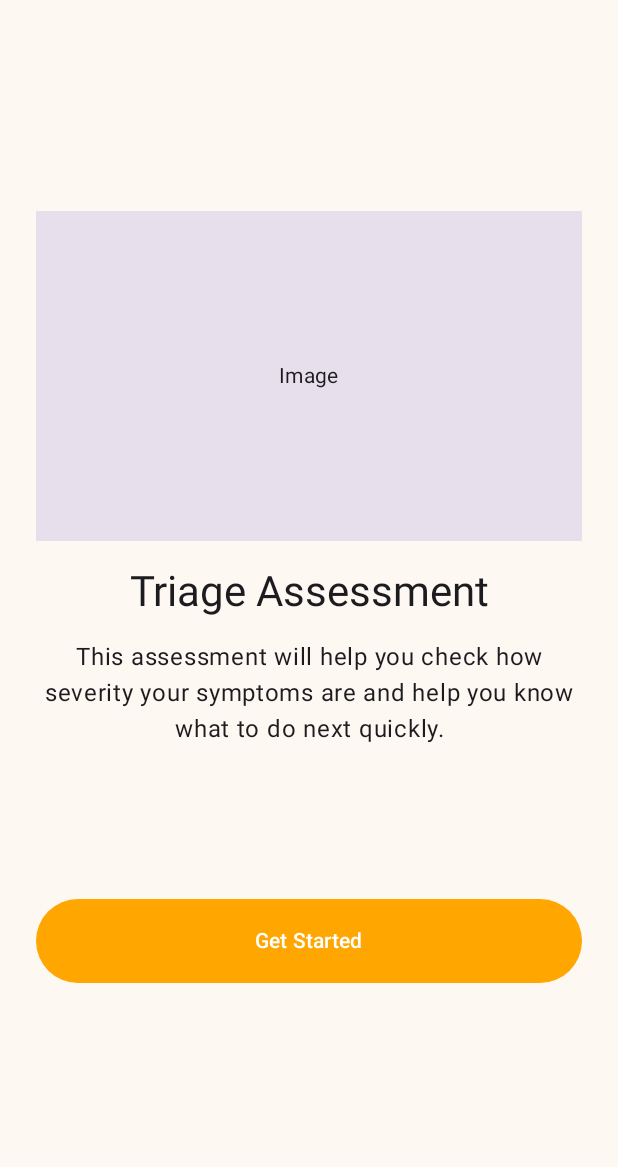
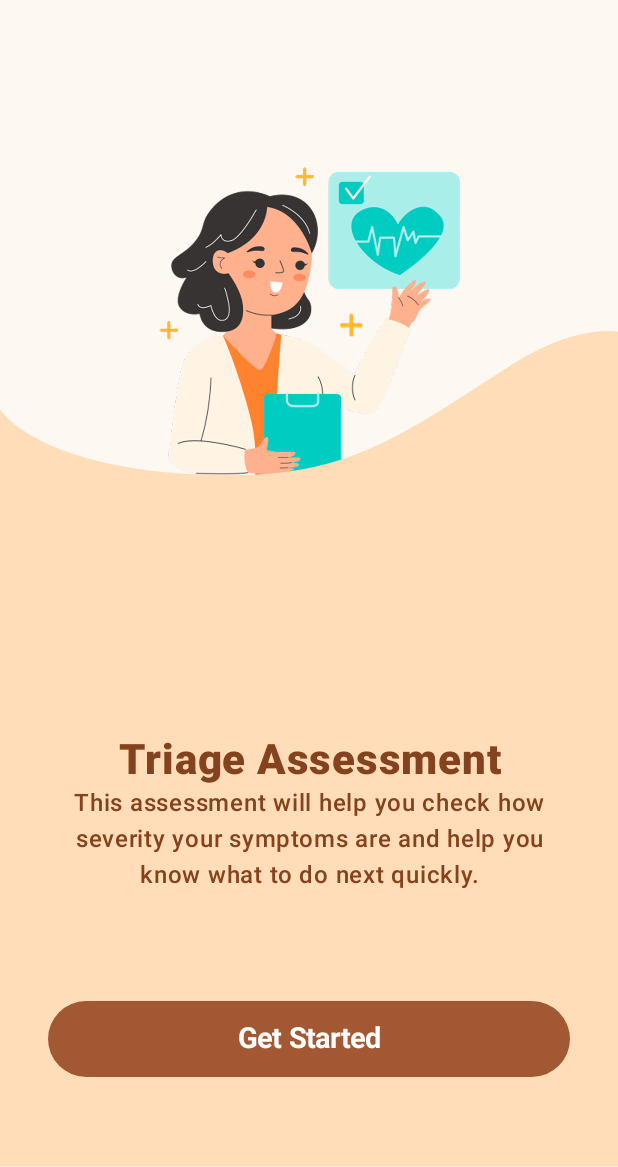
Before and after one commit to Sondnn/Swin-Smart-Adaptive-Clinical-Assistant-SACA-, an Android app built with Jetpack Compose: the screen it shows after launch (MainActivity), after a tap on "English", on a phone screen of 412 x 824 dp, the part 69-1236 px from its top. Run offline under Robolectric (Android 15) with nearby library versions, the light colour scheme and no system bars.

Commit message:
fix: update home screen style

```diff
--- a/android/app/src/main/java/com/saca/smartadaptiveclinicalassistant/presentation/components/AppButton.kt
+++ b/android/app/src/main/java/com/saca/smartadaptiveclinicalassistant/presentation/components/AppButton.kt
@@ -56,13 +56,12 @@ enum class AppButtonStyle(
         backgroundColor = ColorOrange,
         textColor = Color.White
     ),
+    Orange(
+        backgroundColor = ColorBrown,
+        textColor = Color.White
+    ),
 
 // For later use
-//    Orange(
-//        backgroundColor = ColorBrown,
-//        textColor = Color.White
-//    ),
-//
 //    Transparent(
 //        backgroundColor = Color.Transparent,
 //        textColor = DisabledTextBrown
--- a/android/app/src/main/java/com/saca/smartadaptiveclinicalassistant/presentation/home/HomeScreen.kt
+++ b/android/app/src/main/java/com/saca/smartadaptiveclinicalassistant/presentation/home/HomeScreen.kt
@@ -1,5 +1,6 @@
 package com.saca.smartadaptiveclinicalassistant.presentation.home
 
+import androidx.compose.foundation.Image
 import androidx.compose.foundation.background
 import androidx.compose.foundation.layout.Arrangement
 import androidx.compose.foundation.layout.Box
@@ -10,6 +11,7 @@ import androidx.compose.foundation.layout.fillMaxSize
 import androidx.compose.foundation.layout.fillMaxWidth
 import androidx.compose.foundation.layout.height
 import androidx.compose.foundation.layout.padding
+import androidx.compose.foundation.layout.size
 import androidx.compose.foundation.shape.RoundedCornerShape
 import androidx.compose.material3.Button
 import androidx.compose.material3.ButtonDefaults
@@ -31,6 +33,8 @@ import androidx.compose.runtime.Composable
 import androidx.compose.runtime.rememberCoroutineScope
 import androidx.compose.ui.Alignment
 import androidx.compose.ui.Modifier
+import androidx.compose.ui.layout.ContentScale
+import androidx.compose.ui.res.painterResource
 import androidx.compose.ui.res.stringResource
 import androidx.compose.ui.text.font.FontWeight
 import androidx.compose.ui.text.style.TextAlign
@@ -39,9 +43,13 @@ import androidx.compose.ui.unit.sp
 import com.saca.smartadaptiveclinicalassistant.R
 import com.saca.smartadaptiveclinicalassistant.common.Constants.LANGUAGE_TAG_ENGLISH
 import com.saca.smartadaptiveclinicalassistant.common.Constants.LANGUAGE_TAG_WALMAJARRI
+import com.saca.smartadaptiveclinicalassistant.presentation.components.AppButton
+import com.saca.smartadaptiveclinicalassistant.presentation.components.AppButtonStyle
 import com.saca.smartadaptiveclinicalassistant.presentation.session.SessionViewModel
+import com.saca.smartadaptiveclinicalassistant.ui.theme.AppBackground
 import com.saca.smartadaptiveclinicalassistant.ui.theme.Brown
 import com.saca.smartadaptiveclinicalassistant.ui.theme.Orange
+import com.saca.smartadaptiveclinicalassistant.ui.theme.TextBrown
 import kotlinx.coroutines.launch
 import org.koin.androidx.compose.koinViewModel
 
@@ -108,48 +116,60 @@ fun HomeContent(
     onGetStarted: () -> Unit,
     modifier: Modifier
 ) {
+    Box(
+        modifier = Modifier
+            .fillMaxSize()
+            .background(AppBackground),
+    ) {
+        Image(
+            painter = painterResource(R.drawable.home_screen_welcome),
+            contentDescription = null,
+            contentScale = ContentScale.Fit,
+            modifier = Modifier
+                .align(Alignment.BottomCenter)
+                .padding(bottom = 425.dp)
+                .size(256.dp)
+        )
+
+        Image(
+            painter = painterResource(R.drawable.home_screen_background),
+            contentDescription = null,
+            contentScale = ContentScale.FillWidth,
+            modifier = Modifier
+                .align(Alignment.BottomCenter)
+                .fillMaxWidth()
+        )
+
         Column(
             modifier = modifier
-            .fillMaxSize()
-            .padding(24.dp),
+                .align(Alignment.BottomCenter)
+                .fillMaxWidth()
+                .padding(start = 32.dp, end = 32.dp, bottom = 60.dp),
             horizontalAlignment = Alignment.CenterHorizontally,
-        verticalArrangement = Arrangement.spacedBy(16.dp, Alignment.CenterVertically),
-    ) {
-        Box(
-            modifier = Modifier
-                .fillMaxWidth()
-                .height(220.dp)
-                .background(MaterialTheme.colorScheme.surfaceVariant),
-            contentAlignment = Alignment.Center
         ) {
             Text(
-                text = stringResource(R.string.welcome_image_placeholder),
-                style = MaterialTheme.typography.bodyMedium
-            )
-        }
-
-        Text(
                 text = stringResource(R.string.welcome_title),
-            style = MaterialTheme.typography.headlineMedium,
+                fontWeight = FontWeight.Black,
+                color = TextBrown,
+                fontSize = 28.sp,
                 textAlign = TextAlign.Center
             )
 
             Text(
                 text = stringResource(R.string.welcome_body),
-            style = MaterialTheme.typography.bodyLarge,
+                fontWeight = FontWeight.SemiBold,
+                color = TextBrown,
+                fontSize = 16.sp,
                 textAlign = TextAlign.Center
             )
 
             Spacer(modifier = modifier.height(8.dp))
 
-        Button(
-            onClick = onGetStarted,
-            colors = ButtonDefaults.buttonColors(containerColor = Orange),
-            modifier = Modifier
-                .fillMaxWidth()
-                .height(56.dp)
-        ) {
-            Text(text = stringResource(R.string.welcome_get_started))
+            AppButton(
+                text = stringResource(R.string.welcome_get_started),
+                style = AppButtonStyle.Orange,
+                onClick = onGetStarted
+            )
         }
     }
 }
--- a/android/app/src/main/java/com/saca/smartadaptiveclinicalassistant/ui/theme/Color.kt
+++ b/android/app/src/main/java/com/saca/smartadaptiveclinicalassistant/ui/theme/Color.kt
@@ -21,6 +21,6 @@ val Brown = Color(0xFFA25933)
 
 val Orange = Color(0xFFFFA600)
 
-val ActionBarTextBrown = Color(0xFF84421E)
+val TextBrown = Color(0xFF84421E)
 
 val DisabledTextBrown = Color(0x9986736B)
```
Lines whose indentation alone changed are shown as unchanged.
